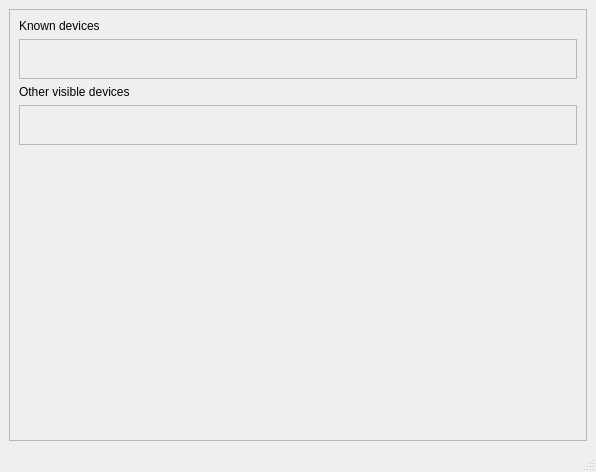
Old version of the form mainwindow.ui in the repository surlykke/partooth.
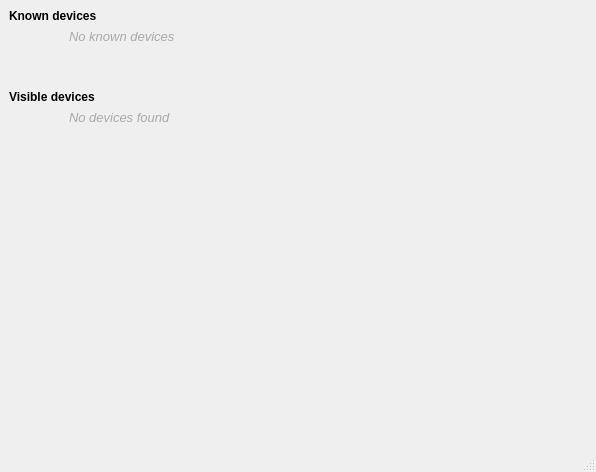
New version of the form.

```diff
--- a/mainwindow.ui
+++ b/mainwindow.ui
@@ -15,8 +15,29 @@
   </property>
   <widget class="QWidget" name="centralwidget">
    <layout class="QVBoxLayout" name="verticalLayout">
+    <property name="spacing">
+     <number>0</number>
+    </property>
+    <property name="leftMargin">
+     <number>0</number>
+    </property>
+    <property name="topMargin">
+     <number>0</number>
+    </property>
+    <property name="rightMargin">
+     <number>0</number>
+    </property>
+    <property name="bottomMargin">
+     <number>0</number>
+    </property>
     <item>
      <widget class="QScrollArea" name="scrollArea">
+      <property name="frameShape">
+       <enum>QFrame::NoFrame</enum>
+      </property>
+      <property name="frameShadow">
+       <enum>QFrame::Plain</enum>
+      </property>
       <property name="widgetResizable">
        <bool>true</bool>
       </property>
@@ -25,13 +46,19 @@
         <rect>
          <x>0</x>
          <y>0</y>
-         <width>564</width>
-         <height>370</height>
+         <width>596</width>
+         <height>437</height>
         </rect>
        </property>
        <layout class="QVBoxLayout" name="verticalLayout_2">
         <item>
          <widget class="QLabel" name="knownDevicesLabel">
+          <property name="font">
+           <font>
+            <weight>75</weight>
+            <bold>true</bold>
+           </font>
+          </property>
           <property name="text">
            <string>Known devices</string>
           </property>
@@ -39,43 +66,123 @@
         </item>
         <item>
          <widget class="QFrame" name="knownDevicesFrame">
-          <property name="minimumSize">
-           <size>
-            <width>0</width>
-            <height>40</height>
-           </size>
-          </property>
           <property name="frameShape">
-           <enum>QFrame::StyledPanel</enum>
+           <enum>QFrame::NoFrame</enum>
           </property>
           <property name="frameShadow">
-           <enum>QFrame::Raised</enum>
+           <enum>QFrame::Plain</enum>
           </property>
-          <layout class="QVBoxLayout" name="verticalLayout_3"/>
+          <layout class="QVBoxLayout" name="verticalLayout_3">
+           <property name="spacing">
+            <number>8</number>
+           </property>
+           <property name="leftMargin">
+            <number>15</number>
+           </property>
+           <property name="topMargin">
+            <number>0</number>
+           </property>
+           <property name="rightMargin">
+            <number>5</number>
+           </property>
+           <property name="bottomMargin">
+            <number>40</number>
+           </property>
+           <item>
+            <widget class="QLabel" name="noKnownLabel">
+             <property name="font">
+              <font>
+               <pointsize>10</pointsize>
+               <italic>true</italic>
+              </font>
+             </property>
+             <property name="styleSheet">
+              <string notr="true">color: darkgrey;
+</string>
+             </property>
+             <property name="text">
+              <string>No known devices</string>
+             </property>
+             <property name="textFormat">
+              <enum>Qt::RichText</enum>
+             </property>
+             <property name="alignment">
+              <set>Qt::AlignLeading|Qt::AlignLeft|Qt::AlignVCenter</set>
+             </property>
+             <property name="margin">
+              <number>0</number>
+             </property>
+             <property name="indent">
+              <number>45</number>
+             </property>
+            </widget>
+           </item>
+          </layout>
          </widget>
         </item>
         <item>
          <widget class="QLabel" name="otherDevicesLabel">
+          <property name="font">
+           <font>
+            <weight>75</weight>
+            <bold>true</bold>
+           </font>
+          </property>
           <property name="text">
-           <string>Other visible devices</string>
+           <string>Visible devices</string>
           </property>
          </widget>
         </item>
         <item>
          <widget class="QFrame" name="otherDevicesFrame">
-          <property name="minimumSize">
-           <size>
-            <width>0</width>
-            <height>40</height>
-           </size>
-          </property>
           <property name="frameShape">
-           <enum>QFrame::StyledPanel</enum>
+           <enum>QFrame::NoFrame</enum>
           </property>
           <property name="frameShadow">
-           <enum>QFrame::Raised</enum>
+           <enum>QFrame::Plain</enum>
           </property>
-          <layout class="QVBoxLayout" name="verticalLayout_4"/>
+          <layout class="QVBoxLayout" name="verticalLayout_4">
+           <property name="spacing">
+            <number>8</number>
+           </property>
+           <property name="leftMargin">
+            <number>15</number>
+           </property>
+           <property name="topMargin">
+            <number>0</number>
+           </property>
+           <property name="rightMargin">
+            <number>0</number>
+           </property>
+           <property name="bottomMargin">
+            <number>0</number>
+           </property>
+           <item>
+            <widget class="QLabel" name="noOtherLabel">
+             <property name="font">
+              <font>
+               <pointsize>10</pointsize>
+               <italic>true</italic>
+              </font>
+             </property>
+             <property name="styleSheet">
+              <string notr="true">color: darkgrey</string>
+             </property>
+             <property name="text">
+              <string>No devices found</string>
+             </property>
+             <property name="textFormat">
+              <enum>Qt::RichText</enum>
+             </property>
+             <property name="alignment">
+              <set>Qt::AlignLeading|Qt::AlignLeft|Qt::AlignVCenter</set>
+             </property>
+             <property name="indent">
+              <number>45</number>
+             </property>
+            </widget>
+           </item>
+          </layout>
          </widget>
         </item>
         <item>
```
Left out of the diff: 12 changed lines with no effect on the pictures.
